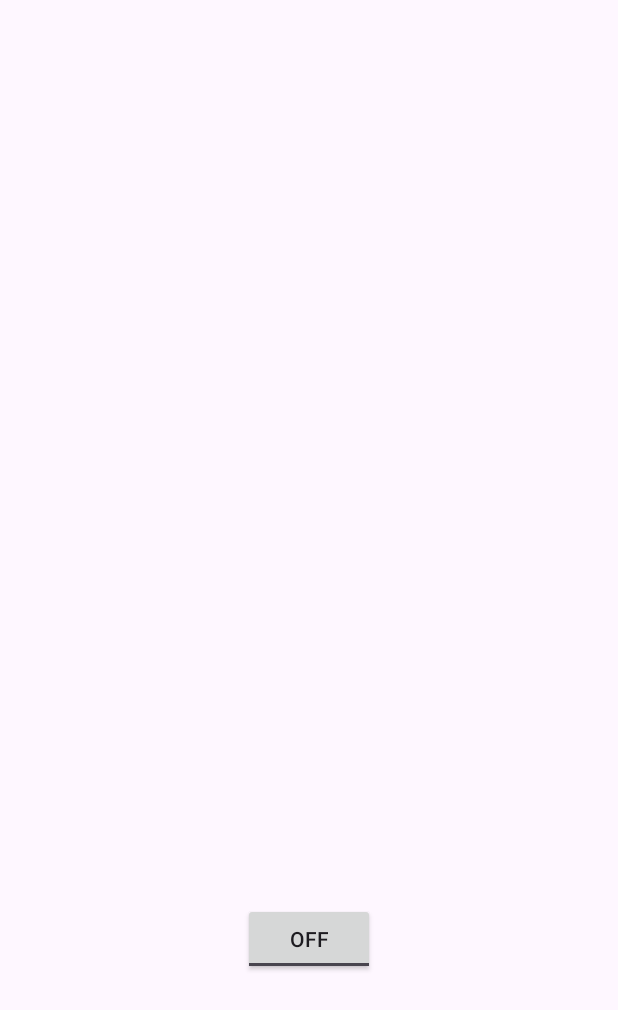
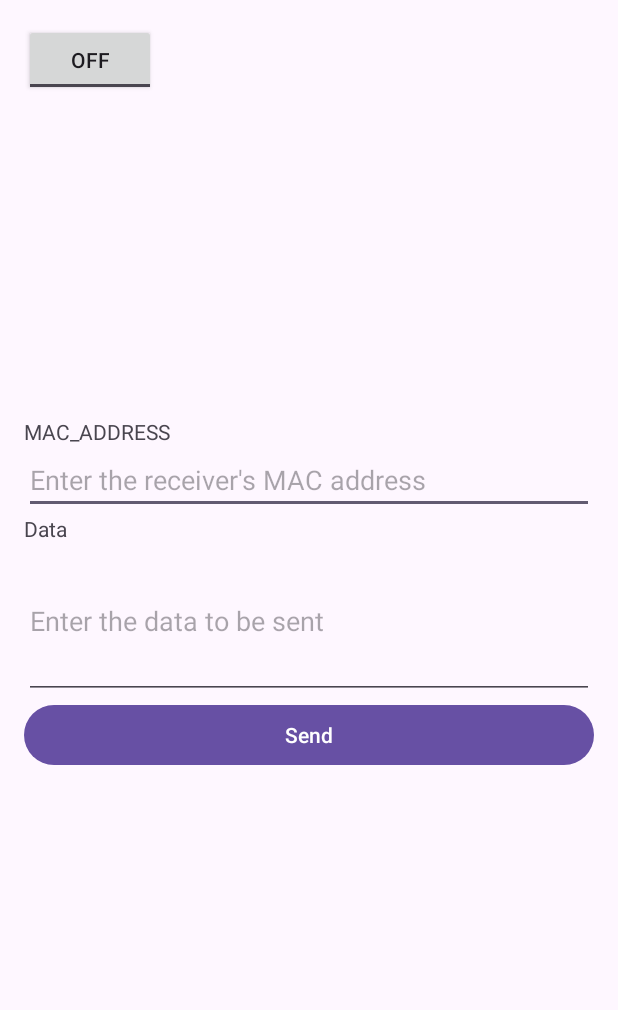
Before and after one commit to NikolajRFA/Android-ESP-Now, an Android app: the screen it shows after launch (MainActivity), on a phone screen of 412 x 824 dp. Shown: the top 1010 px of the screen. Run offline under Robolectric (Android 15) with nearby library versions, the phone set to English and light mode, and no system bars; libraries missing offline, so code that uses them is left out: com.hoho.android; 1 statement that could not run was skipped.

Commit message:
Added form-like layout. Form allows for inputting mac address + data. Send button takes the concatenated data and tries to write it to the USB port. Toast displays the input if write is successful.
NOTE: This is yet to be tested as I do not have access to a cable/ESP currently.

```diff
--- a/android/app/src/main/java/com/example/android/MainActivity.java
+++ b/android/app/src/main/java/com/example/android/MainActivity.java
@@ -4,10 +4,13 @@ import android.content.Context;
 import android.hardware.usb.UsbDeviceConnection;
 import android.hardware.usb.UsbManager;
 import android.os.Bundle;
+import android.widget.Button;
+import android.widget.EditText;
 import android.widget.Toast;
 import android.widget.ToggleButton;
 
 import androidx.activity.EdgeToEdge;
+import androidx.annotation.Nullable;
 import androidx.appcompat.app.AppCompatActivity;
 import androidx.core.graphics.Insets;
 import androidx.core.view.ViewCompat;
@@ -27,34 +30,41 @@ public class MainActivity extends AppCompatActivity {
         super.onCreate(savedInstanceState);
         EdgeToEdge.enable(this);
         setContentView(R.layout.activity_main);
-        // Find the button by its ID
+        // Find elements by id
         ToggleButton myToggle = findViewById(R.id.toggleButton);
+        Button sendButton = findViewById(R.id.submitButton);
+        EditText macAddressField = findViewById(R.id.macInput);
+        EditText dataField = findViewById(R.id.dataInput);
 
-        // Set an OnClickListener
+        final int WRITE_WAIT_MILLIS = 2000;
+
+        // Initialize usb port
+        UsbSerialPort port = getUsbSerialPort();
+
+        // Set an OnClickedListener
+        sendButton.setOnClickListener(v -> {
+            if (port == null) return;
+            String data = "%s:%s";
+            String output = String.format(data, macAddressField.getText(), dataField.getText());
+
+            try {
+                port.write(output.getBytes(), WRITE_WAIT_MILLIS);
+            } catch (IOException e) {
+                throw new RuntimeException(e);
+            }
+
+            Toast.makeText(MainActivity.this, output, Toast.LENGTH_SHORT).show();
+        });
+
+        // Set an OnCheckedChangeListener
         myToggle.setOnCheckedChangeListener((buttonView, isChecked) -> {
             // Find all available drivers from attached devices.
-            UsbManager manager = (UsbManager) getSystemService(Context.USB_SERVICE);
-            List<UsbSerialDriver> availableDrivers = UsbSerialProber.getDefaultProber().findAllDrivers(manager);
-            if (availableDrivers.isEmpty()) {
-                return;
-            }
-
-            // Open a connection to the first available driver.
-            UsbSerialDriver driver = availableDrivers.get(0);
-            UsbDeviceConnection connection = manager.openDevice(driver.getDevice());
-            if (connection == null) {
-                return;
-            }
-
-            UsbSerialPort port = driver.getPorts().get(0); // Most devices have just one port (port 0)
+            if (port == null) return;
             try {
-                port.open(connection);
-                port.setParameters(115200, 8, UsbSerialPort.STOPBITS_1, UsbSerialPort.PARITY_NONE);
-
                 if (isChecked) {
-                    port.write("ON\n".getBytes(), 2000);
+                    port.write("ON\n".getBytes(), WRITE_WAIT_MILLIS);
                 } else {
-                    port.write("OFF\n".getBytes(), 2000);
+                    port.write("OFF\n".getBytes(), WRITE_WAIT_MILLIS);
                 }
             } catch (IOException e) {
                 throw new RuntimeException(e);
@@ -68,4 +78,30 @@ public class MainActivity extends AppCompatActivity {
             return insets;
         });
     }
+
+    @Nullable
+    private UsbSerialPort getUsbSerialPort() {
+        UsbManager manager = (UsbManager) getSystemService(Context.USB_SERVICE);
+        List<UsbSerialDriver> availableDrivers = UsbSerialProber.getDefaultProber().findAllDrivers(manager);
+        if (availableDrivers.isEmpty()) {
+            Toast.makeText(MainActivity.this, "No USB device connected", Toast.LENGTH_SHORT).show();
+            return null;
+        }
+
+        // Open a connection to the first available driver.
+        UsbSerialDriver driver = availableDrivers.get(0);
+        UsbDeviceConnection connection = manager.openDevice(driver.getDevice());
+        if (connection == null) {
+            return null;
+        }
+
+        UsbSerialPort port = driver.getPorts().get(0); // Most devices have just one port (port 0)
+        try {
+            port.open(connection);
+            port.setParameters(115200, 8, UsbSerialPort.STOPBITS_1, UsbSerialPort.PARITY_NONE);
+        } catch (IOException e) {
+            throw new RuntimeException(e);
+        }
+        return port;
+    }
 }
--- a/android/app/src/main/res/layout/activity_main.xml
+++ b/android/app/src/main/res/layout/activity_main.xml
@@ -7,15 +7,58 @@
     android:layout_height="match_parent"
     tools:context=".MainActivity">
 
+
     <ToggleButton
         android:id="@+id/toggleButton"
         android:layout_width="wrap_content"
         android:layout_height="wrap_content"
-        android:layout_marginBottom="174dp"
+        android:layout_marginStart="16dp"
+        android:layout_marginTop="16dp"
         android:text="@string/togglebutton"
+        app:layout_constraintStart_toStartOf="parent"
+        app:layout_constraintTop_toTopOf="parent" />
+
+    <LinearLayout
+        android:layout_width="match_parent"
+        android:layout_height="300dp"
+        android:orientation="vertical"
+        android:padding="16dp"
         app:layout_constraintBottom_toBottomOf="parent"
-        app:layout_constraintEnd_toEndOf="parent"
-        app:layout_constraintHorizontal_bias="0.5"
-        app:layout_constraintStart_toStartOf="parent" />
+        app:layout_constraintTop_toTopOf="parent"
+        app:layout_constraintVertical_bias="0.5"
+        tools:layout_editor_absoluteX="0dp">
+
+        <TextView
+            android:layout_width="wrap_content"
+            android:layout_height="wrap_content"
+            android:text="@string/mac_address" />
+
+        <EditText
+            android:id="@+id/macInput"
+            android:layout_width="match_parent"
+            android:layout_height="wrap_content"
+            android:autofillHints=""
+            android:hint="@string/enter_the_receiver_s_mac_address"
+            android:inputType="text" />
+
+        <TextView
+            android:layout_width="wrap_content"
+            android:layout_height="wrap_content"
+            android:text="@string/data" />
+
+        <EditText
+            android:id="@+id/dataInput"
+            android:layout_width="match_parent"
+            android:layout_height="104dp"
+            android:autofillHints=""
+            android:hint="@string/enter_the_data_to_be_sent"
+            android:inputType="text" />
+
+        <Button
+            android:id="@+id/submitButton"
+            android:layout_width="fill_parent"
+            android:layout_height="wrap_content"
+            android:text="@string/send" />
+    </LinearLayout>
 
 </androidx.constraintlayout.widget.ConstraintLayout>
--- a/android/app/src/main/res/values/strings.xml
+++ b/android/app/src/main/res/values/strings.xml
@@ -2,4 +2,9 @@
     <string name="app_name">android</string>
     <string name="button">Button</string>
     <string name="togglebutton">ToggleButton</string>
+    <string name="data">Data</string>
+    <string name="enter_the_receiver_s_mac_address">Enter the receiver\'s MAC address</string>
+    <string name="mac_address">MAC_ADDRESS</string>
+    <string name="enter_the_data_to_be_sent">Enter the data to be sent</string>
+    <string name="send">Send</string>
 </resources>
```
